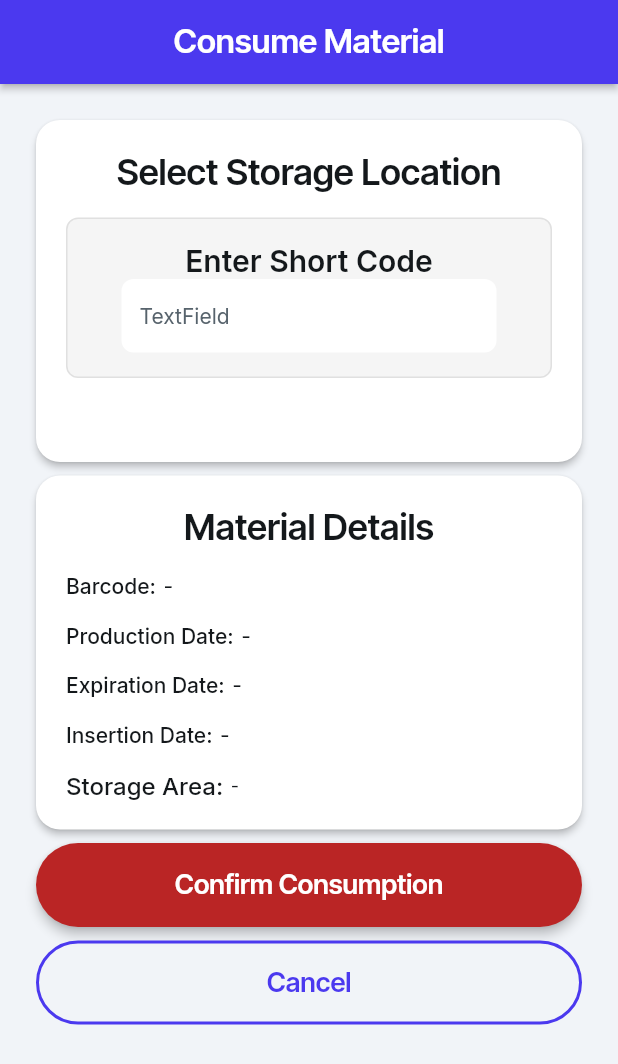
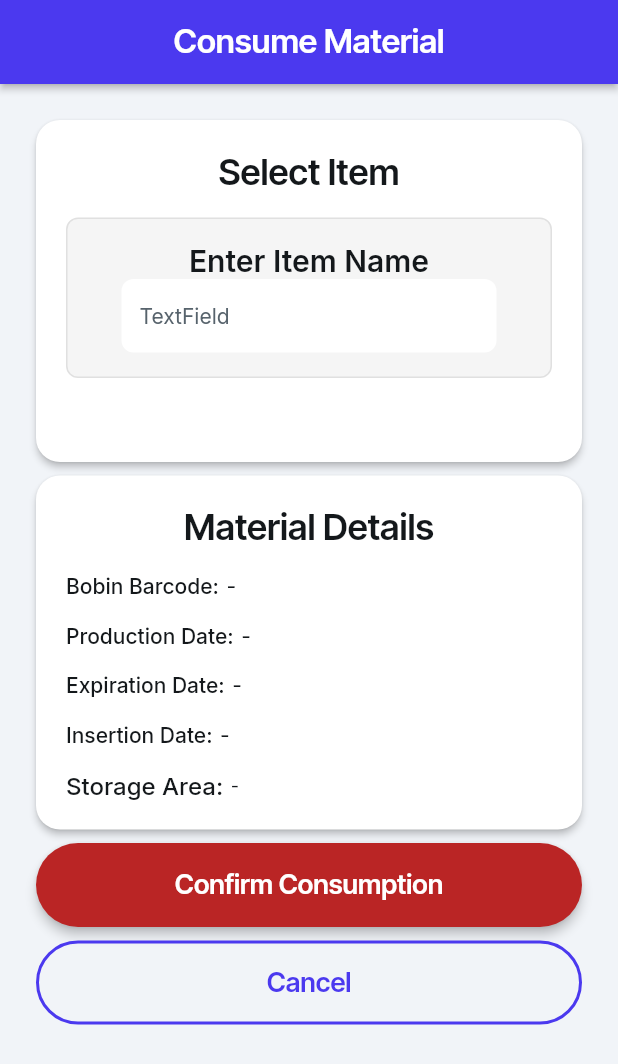
Before and after one commit to alsayedabdulaziz/FiFo, a Flutter app: the ConsumeMaterialWidget screen opened by its route, on a phone screen of 412 x 824 dp. Shown: the top 1064 px of the screen. Run offline on Flutter 3.47's test engine with Material 3 defaults, Android fonts, the phone set to English and light mode, and no system bars; drawn by our look-alikes of auto_size_text; our stand-ins replace dropdown_button2, equatable, font_awesome_flutter, from_css_color, go_router, google_fonts and 3 more; missing offline and left inert: honeywell_scanner, json_path, mime_type; accounts and stored records are empty.

Commit message:
Updating to latest FlutterFlow output.

```diff
--- a/lib/pages/consume_material/consume_material_widget.dart
+++ b/lib/pages/consume_material/consume_material_widget.dart
@@ -148,7 +148,7 @@ class _ConsumeMaterialWidgetState extends State<ConsumeMaterialWidget> {
                           mainAxisSize: MainAxisSize.min,
                           children: [
                             Text(
-                              'Select Storage Location',
+                              'Select Item',
                               style: FlutterFlowTheme.of(context)
                                   .headlineSmall
                                   .override(
@@ -178,7 +178,7 @@ class _ConsumeMaterialWidgetState extends State<ConsumeMaterialWidget> {
                                     Align(
                                       alignment: const AlignmentDirectional(0.0, 0.0),
                                       child: Text(
-                                        'Enter Short Code',
+                                        'Enter Item Name',
                                         style: FlutterFlowTheme.of(context)
                                             .bodyMedium
                                             .override(
@@ -370,7 +370,7 @@ class _ConsumeMaterialWidgetState extends State<ConsumeMaterialWidget> {
                               mainAxisAlignment: MainAxisAlignment.spaceBetween,
                               children: [
                                 Text(
-                                  'Barcode:',
+                                  'Bobin Barcode:',
                                   style: FlutterFlowTheme.of(context)
                                       .bodyLarge
                                       .override(
```
